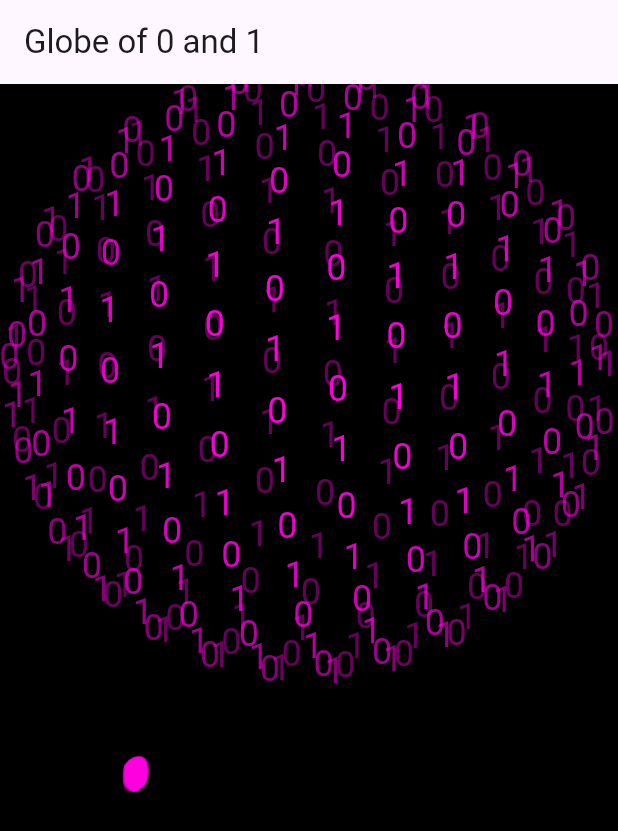
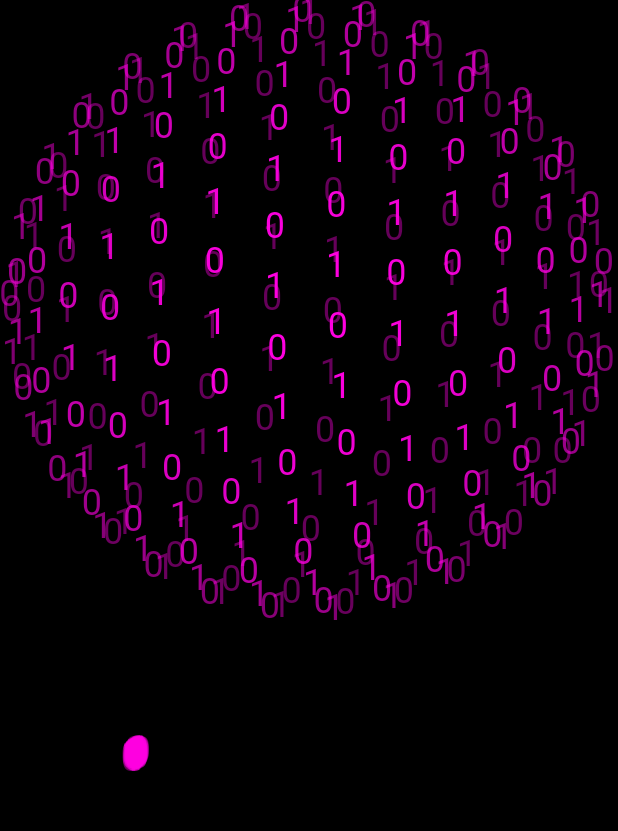
Before and after one commit to GanTeFlutter/flutter-animation-, a Flutter app: the screen it shows after launch, on a phone screen of 412 x 824 dp. Shown: the top 831 px of the screen. Run offline on Flutter 3.47's test engine with Material 3 defaults, Android fonts, the phone set to English and light mode, and no system bars.

Commit message:
updafe-config

```diff
--- /dev/null
+++ b/lib/animation-1/animation1_home_view.dart
@@ -0,0 +1,33 @@
+
+import 'package:flutter/material.dart';
+import 'package:flutter_application_1/animation-1/icons_kure.dart';
+import 'package:flutter_application_1/animation-1/icons_kure_rast_gele.dart';
+
+class GlobeOfTextExample extends StatelessWidget {
+  const GlobeOfTextExample({super.key});
+
+  @override
+  Widget build(BuildContext context) {
+    return const Scaffold(
+      backgroundColor: Colors.black,
+      body: Center(
+        child: Column(
+          children: [
+            Expanded(
+              child: GlobeOfText(
+                radius: 200.0,
+                defaultTextColor: Color.fromARGB(255, 255, 0, 225),
+              ),
+            ),
+            Expanded(
+              child: GlobeOfText2(
+                radius: 200.0,
+                defaultTextColor: Color.fromARGB(255, 255, 0, 225),
+              ),
+            ),
+          ],
+        ),
+      ),
+    );
+  }
+}
--- a/lib/main.dart
+++ b/lib/main.dart
@@ -1,6 +1,5 @@
 import 'package:flutter/material.dart';
-import 'package:flutter_application_1/icons_kure.dart';
-import 'package:flutter_application_1/icons_kure_rast_gele.dart';
+import 'package:flutter_application_1/animation-1/animation1_home_view.dart';
 
 void main() {
   runApp(const MyApp());
@@ -19,34 +18,8 @@ class MyApp extends StatelessWidget {
   }
 }
 
-class GlobeOfTextExample extends StatelessWidget {
-  const GlobeOfTextExample({super.key});
 
-  @override
-  Widget build(BuildContext context) {
-    return Scaffold(
-      backgroundColor: Colors.black,
-      appBar: AppBar(
-        title: const Text('Globe of 0 and 1'),
-      ),
-      body: const Center(
-        child: Column(
-          children: [
-            Expanded(
-              child: GlobeOfText(
-                radius: 200.0,
-                defaultTextColor: Color.fromARGB(255, 255, 0, 225),
-              ),
-            ),
-            Expanded(
-              child: GlobeOfText2(
-                radius: 200.0,
-                defaultTextColor: Color.fromARGB(255, 255, 0, 225),
-              ),
-            ),
-          ],
-        ),
-      ),
-    );
-  }
-}
+/// Animation 1
+/// Readme de hangi kodun hangi dosyada olduğunu belirttim resimleride ekledim bakarak istediğinizi çalıştırabilirsiniz
+/// Alttaki kodu kopyalayıp yukaridaki Home kısmının yerine yapıştırın
+// home: GlobeOfTextExample(),
```
Also changed, not shown: lib/animation-1/icons_kure.dart (renamed from lib/icons_kure.dart), lib/animation-1/icons_kure_rast_gele.dart (renamed from lib/icons_kure_rast_gele.dart).
